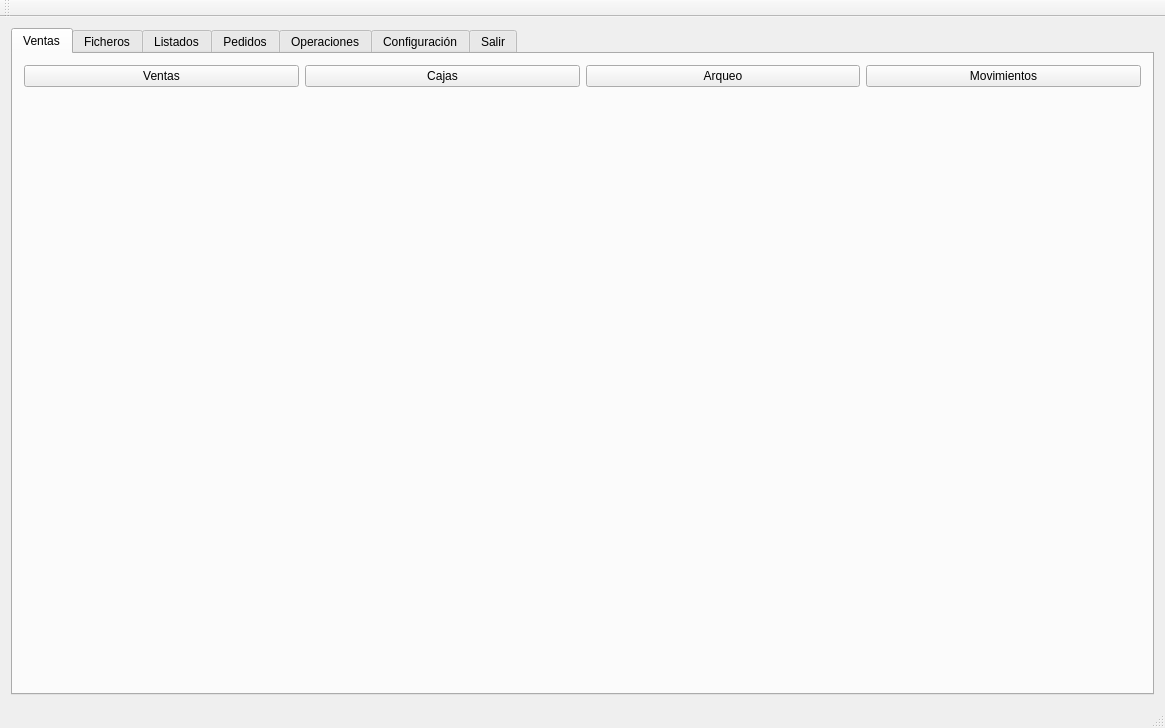
Above: tienda.ui from Ladis72/tienda before the change. Below: the same form after it.
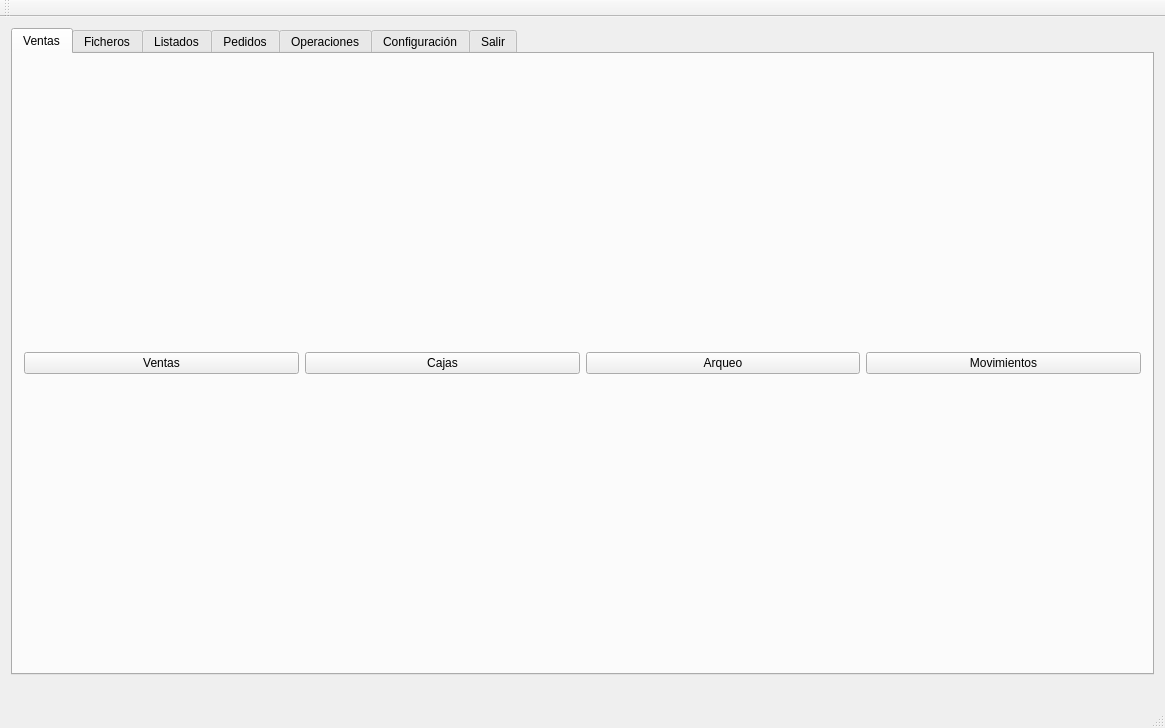
That is the form after the change. Icons and pictures are not drawn.

The edit to the form file:
```diff
--- a/tienda.ui
+++ b/tienda.ui
@@ -27,6 +27,9 @@
        </size>
       </property>
       <widget class="QWidget" name="tabVentas">
+       <property name="autoFillBackground">
+        <bool>false</bool>
+       </property>
        <attribute name="title">
         <string>Ventas</string>
        </attribute>
@@ -52,6 +55,12 @@
             <property name="text">
              <string>Arqueo</string>
             </property>
+            <property name="iconSize">
+             <size>
+              <width>24</width>
+              <height>24</height>
+             </size>
+            </property>
            </widget>
           </item>
           <item>
@@ -63,19 +72,6 @@
           </item>
          </layout>
         </item>
-        <item row="1" column="0">
-         <spacer name="verticalSpacer">
-          <property name="orientation">
-           <enum>Qt::Vertical</enum>
-          </property>
-          <property name="sizeHint" stdset="0">
-           <size>
-            <width>20</width>
-            <height>40</height>
-           </size>
-          </property>
-         </spacer>
-        </item>
        </layout>
       </widget>
       <widget class="QWidget" name="tabFicheros">
@@ -364,6 +360,19 @@
       </widget>
      </widget>
     </item>
+    <item row="1" column="1">
+     <widget class="QLabel" name="logo">
+      <property name="text">
+       <string/>
+      </property>
+      <property name="pixmap">
+       <pixmap resource="recursos.qrc">:/imagenes/Emeicjac logo.jpg</pixmap>
+      </property>
+      <property name="alignment">
+       <set>Qt::AlignCenter</set>
+      </property>
+     </widget>
+    </item>
    </layout>
   </widget>
   <widget class="QToolBar" name="mainToolBar">
```
Left out of the diff: 82 changed lines with no effect on the pictures. Lines whose indentation alone changed are shown as unchanged.
